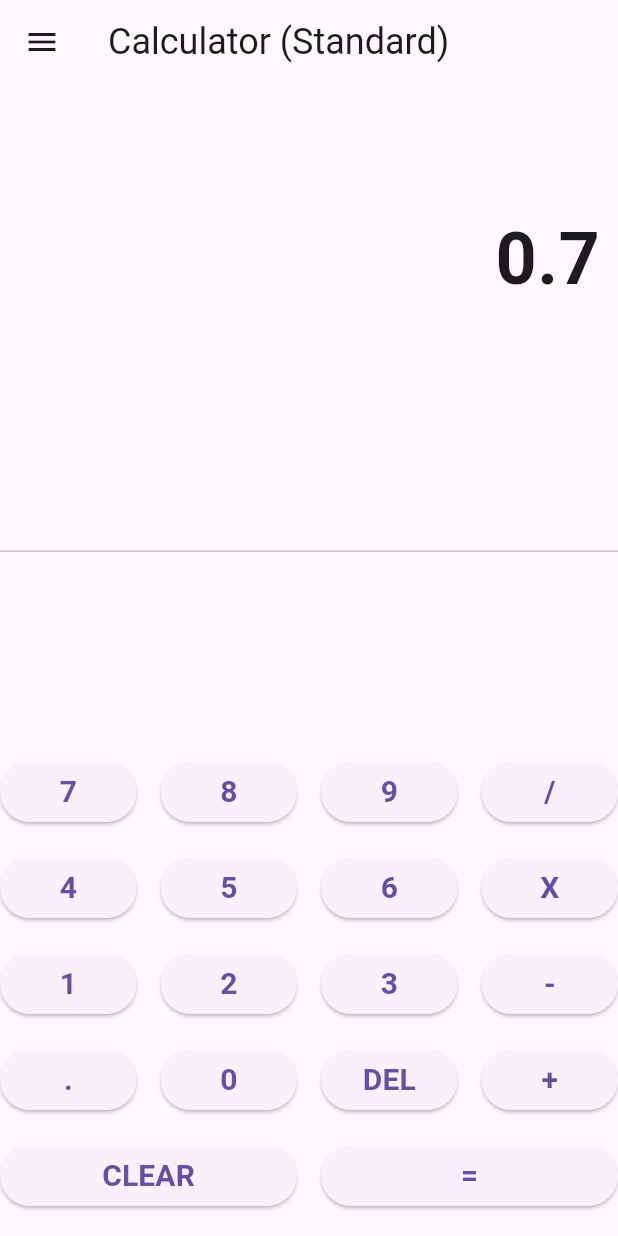
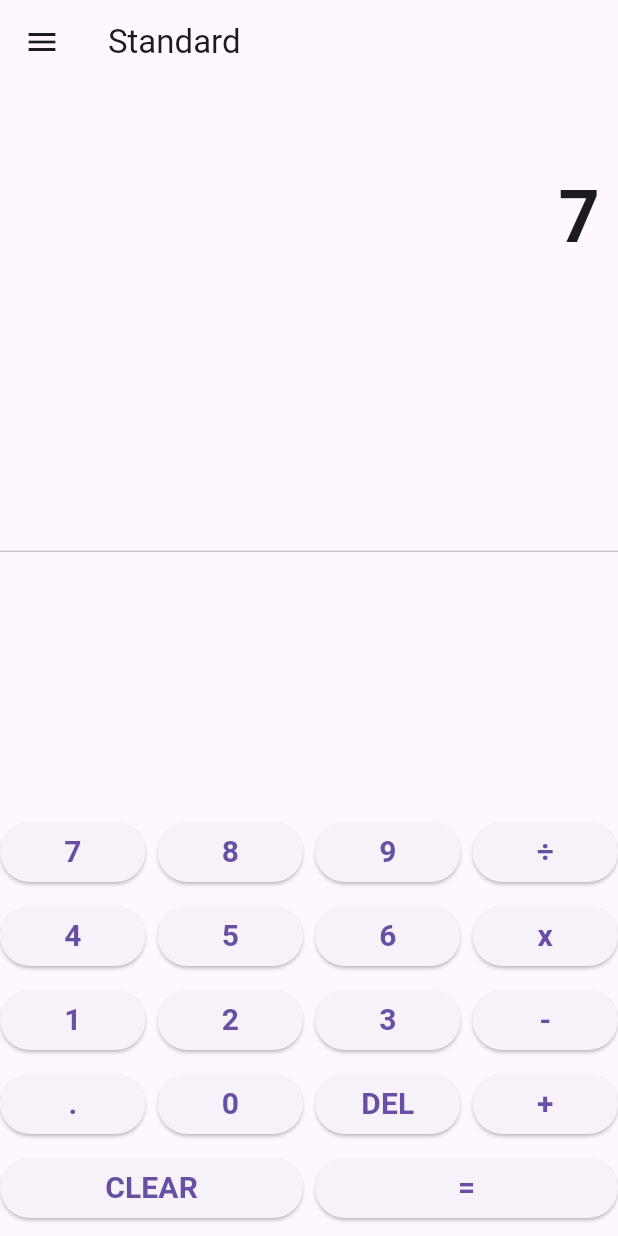
Before and after one commit to MrLeKiet/calculator_dalt, a Flutter app: the screen it shows after launch, after a tap on an icon or button, on a phone screen of 412 x 824 dp. Run offline on Flutter 3.47's test engine with Material 3 defaults, Android fonts, the phone set to English and light mode, and no system bars.

Commit message:
chinh sua 1 ti theo Kiet

```diff
--- a/lib/main.dart
+++ b/lib/main.dart
@@ -1,4 +1,5 @@
 import 'dart:math'; // Import this for mathematical functions
+
 import 'package:flutter/material.dart';
 
 void main() => runApp(CalculatorApp());
@@ -52,8 +53,8 @@ class _CalculatorHomeState extends State<CalculatorHome> {
       }
     } else if (buttonText == "+" ||
         buttonText == "-" ||
-        buttonText == "/" ||
-        buttonText == "X") {
+        buttonText == "÷" ||
+        buttonText == "x") {
       // If there is already a result from pressing equals, reset before new operation
       if (isEqualPressed) {
         num1 = double.tryParse(output) ?? 0;
@@ -69,7 +70,8 @@ class _CalculatorHomeState extends State<CalculatorHome> {
       }
       operand = buttonText; // Update the current operator
       _output = "0"; // Reset internal output for the next number
-      expression = "$num1 $operand "; // Update expression
+      expression =
+          "${formatNumber(num1)} $operand "; // Update expression with formatted number
       isResultDisplayed = false; // Reset the result display flag
     } else if (buttonText == ".") {
       if (_output.contains(".")) {
@@ -123,32 +125,33 @@ class _CalculatorHomeState extends State<CalculatorHome> {
   }
 
   void calculateResult() {
+    double result = 0.0;
+
     // Perform calculation based on the operator
     if (operand == "+") {
-      _output = (num1 + num2).toString(); // Addition
+      result = num1 + num2; // Addition
     }
     if (operand == "-") {
-      _output = (num1 - num2).toString(); // Subtraction
+      result = num1 - num2; // Subtraction
     }
-    if (operand == "X") {
-      _output = (num1 * num2).toString(); // Multiplication
+    if (operand == "x") {
+      result = num1 * num2; // Multiplication
     }
-    if (operand == "/") {
+    if (operand == "÷") {
       if (num2 == 0) {
         _output = "Undefined"; // Handle division by zero
+        expression = "Undefined";
+        return;
       } else {
-        _output = (num1 / num2).toString(); // Division
+        result = num1 / num2; // Division
       }
     }
 
-    // Only update the expression once, then prevent further updates on repeated '=' presses
-    if (!isEqualPressed) {
-      expression =
-          "$num1 $operand $num2 ="; // Update expression for display once
-    }
+    // Format the result and expression
+    _output = formatNumber(result);
+    expression = "${formatNumber(num1)} $operand ${formatNumber(num2)} =";
 
-    num1 =
-        double.tryParse(_output) ?? 0; // Store result for further calculations
+    num1 = result; // Store result for further calculations
     num2 = 0.0; // Reset num2 for the next operation
     operand = ""; // Reset operator
   }
@@ -173,8 +176,15 @@ class _CalculatorHomeState extends State<CalculatorHome> {
       }
     }
 
-    expression = "$function($num1)"; // Update expression for display
+    expression =
+        "$function(${formatNumber(num1)})"; // Update expression for display
     isResultDisplayed = false; // Reset the result display flag
+  }
+
+  String formatNumber(double number) {
+    return number.truncateToDouble() == number
+        ? number.toStringAsFixed(0)
+        : number.toString();
   }
 
   Widget buildButton(String buttonText) {
@@ -198,13 +208,7 @@ class _CalculatorHomeState extends State<CalculatorHome> {
   Widget build(BuildContext context) {
     return Scaffold(
       appBar: AppBar(
-        title: FittedBox(
-          fit: BoxFit.scaleDown, // Tự động điều chỉnh kích thước chữ
-          child: Text(
-            'Calculator (${isScientific ? "Scientific" : "Standard"})',
-            style: TextStyle(fontSize: 24),
-          ),
-        ),
+        title: Text(isScientific ? 'Scientific' : 'Standard'),
       ),
       drawer: Drawer(
         child: ListView(
@@ -245,13 +249,14 @@ class _CalculatorHomeState extends State<CalculatorHome> {
         children: [
           Container(
             alignment: Alignment.centerRight,
-            padding: EdgeInsets.symmetric(vertical: 12.0, horizontal: 12.0),
+            padding: EdgeInsets.symmetric(
+                vertical: 4.0, horizontal: 12.0), // Reduced vertical padding
             child: Text(expression,
                 style: TextStyle(fontSize: 24.0, fontWeight: FontWeight.bold)),
           ),
           Container(
             alignment: Alignment.centerRight,
-            padding: EdgeInsets.symmetric(vertical: 24.0, horizontal: 12.0),
+            padding: EdgeInsets.symmetric(vertical: 12.0, horizontal: 12.0),
             child: Text(output,
                 style: TextStyle(fontSize: 48.0, fontWeight: FontWeight.bold)),
           ),
@@ -263,81 +268,81 @@ class _CalculatorHomeState extends State<CalculatorHome> {
               Row(
                 children: [
                   buildButton("7"),
-                  SizedBox(width: 16.0),
+                  SizedBox(width: 8.0),
                   buildButton("8"),
-                  SizedBox(width: 16.0),
+                  SizedBox(width: 8.0),
                   buildButton("9"),
-                  SizedBox(width: 16.0),
-                  buildButton("/"),
+                  SizedBox(width: 8.0),
+                  buildButton("÷"),
                 ],
               ),
-              SizedBox(height: 16.0),
+              SizedBox(height: 8.0),
               Row(
                 children: [
                   buildButton("4"),
-                  SizedBox(width: 16.0),
+                  SizedBox(width: 8.0),
                   buildButton("5"),
-                  SizedBox(width: 16.0),
+                  SizedBox(width: 8.0),
                   buildButton("6"),
-                  SizedBox(width: 16.0),
-                  buildButton("X"),
+                  SizedBox(width: 8.0),
+                  buildButton("x"),
                 ],
               ),
-              SizedBox(height: 16.0),
+              SizedBox(height: 8.0),
               Row(
                 children: [
                   buildButton("1"),
-                  SizedBox(width: 16.0),
+                  SizedBox(width: 8.0),
                   buildButton("2"),
-                  SizedBox(width: 16.0),
+                  SizedBox(width: 8.0),
                   buildButton("3"),
-                  SizedBox(width: 16.0),
+                  SizedBox(width: 8.0),
                   buildButton("-"),
                 ],
               ),
-              SizedBox(height: 16.0),
+              SizedBox(height: 8.0),
               Row(
                 children: [
                   buildButton("."),
-                  SizedBox(width: 16.0),
+                  SizedBox(width: 8.0),
                   buildButton("0"),
-                  SizedBox(width: 16.0),
+                  SizedBox(width: 8.0),
                   buildButton("DEL"),
-                  SizedBox(width: 16.0),
+                  SizedBox(width: 8.0),
                   buildButton("+"),
                 ],
               ),
-              SizedBox(height: 16.0),
+              SizedBox(height: 8.0),
               if (isScientific) ...[
                 Row(
                   children: [
                     buildButton("sin"),
-                    SizedBox(width: 16.0),
+                    SizedBox(width: 8.0),
                     buildButton("cos"),
-                    SizedBox(width: 16.0),
+                    SizedBox(width: 8.0),
                     buildButton("tan"),
                   ],
                 ),
-                SizedBox(height: 16.0),
+                SizedBox(height: 8.0),
                 Row(
                   children: [
                     buildButton("log"),
-                    SizedBox(width: 16.0),
+                    SizedBox(width: 8.0),
                     buildButton("ln"),
-                    SizedBox(width: 16.0),
+                    SizedBox(width: 8.0),
                     buildButton("sqrt"),
                   ],
                 ),
-                SizedBox(height: 16.0),
+                SizedBox(height: 8.0),
               ],
               Row(
                 children: [
                   buildButton("CLEAR"),
-                  SizedBox(width: 16.0),
+                  SizedBox(width: 8.0),
                   buildButton("="),
                 ],
               ),
-              SizedBox(height: 16.0), // Bottom gap for CLEAR and = buttons
+              SizedBox(height: 8.0), // Bottom gap for CLEAR and = buttons
             ],
           ),
         ],
```
